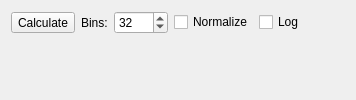
Old version of the form tse_analytics/modules/phenomaster/actimot/views/actimot_heatmap_plot_widget.ui in the repository TSE-Systems/tse-analytics.
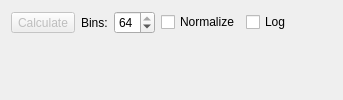
New version of the form. Custom widgets are drawn as their Qt base class.

Diff of the .ui file:
```diff
--- a/tse_analytics/modules/phenomaster/actimot/views/actimot_heatmap_plot_widget.ui
+++ b/tse_analytics/modules/phenomaster/actimot/views/actimot_heatmap_plot_widget.ui
@@ -8,6 +8,9 @@
     <layout class="QHBoxLayout" name="horizontalLayout">
      <item>
       <widget class="QToolButton" name="toolButtonCalculate">
+       <property name="enabled">
+        <bool>false</bool>
+       </property>
        <property name="text">
         <string>Calculate</string>
        </property>
@@ -26,10 +29,10 @@
         <number>1</number>
        </property>
        <property name="maximum">
-        <number>1000</number>
+        <number>64</number>
        </property>
        <property name="value">
-        <number>32</number>
+        <number>64</number>
        </property>
       </widget>
      </item>
```
